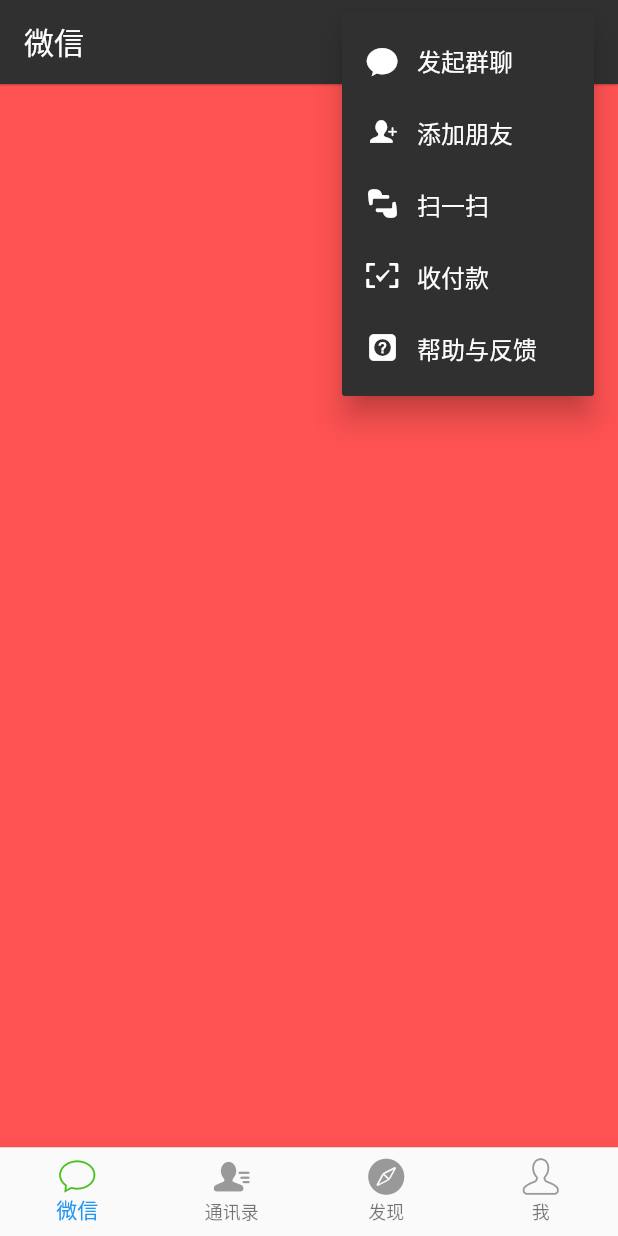
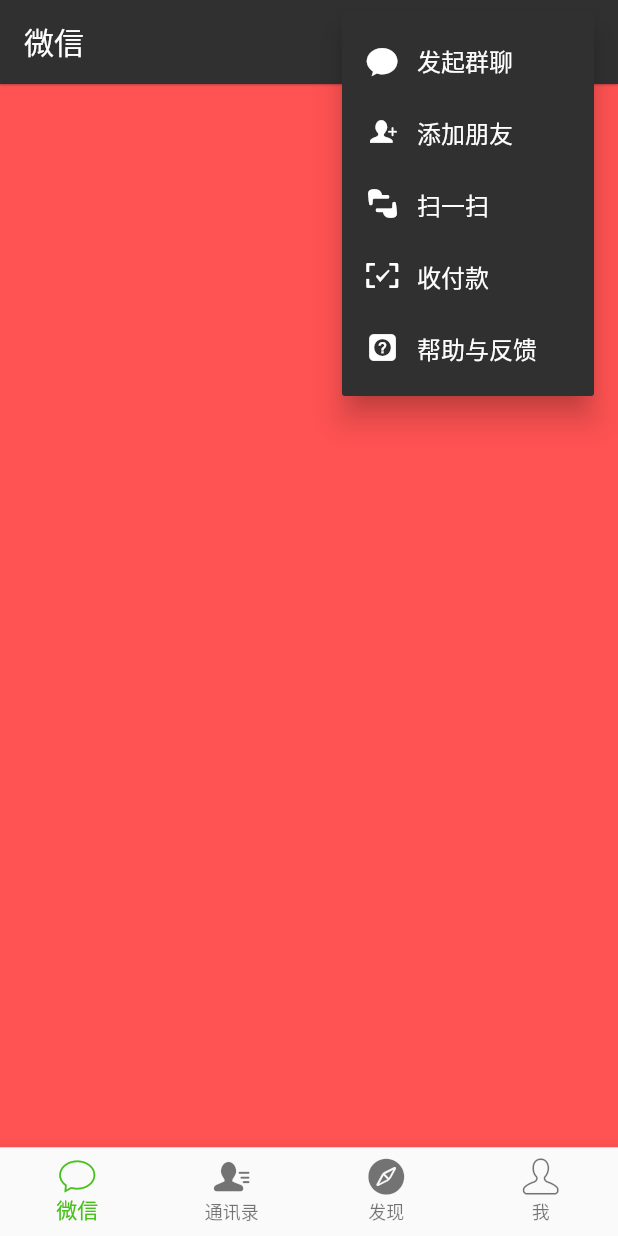
Before and after one commit to mengfa/wechat, a Flutter app: the screen it shows after launch, after a tap on an icon or button, on a phone screen of 412 x 824 dp. Run offline on Flutter 3.47's test engine with Material 2 defaults, Android fonts, the phone set to English and light mode, and no system bars.

Commit message:
完善TabbarItem高亮的效果

```diff
--- a/lib/home/home_screen.dart
+++ b/lib/home/home_screen.dart
@@ -6,25 +6,14 @@ enum ActionItems {
 }
 
 class NavigationIconView {
-  final String _title;
-  final IconData _icon;
-  final IconData _activeIcon;
   final BottomNavigationBarItem item;
-
   NavigationIconView({String title, IconData icon, IconData activeIcon}) :
-      _title = title,
-      _icon = icon,
-      _activeIcon = activeIcon,
       item = BottomNavigationBarItem(
-        icon: Icon(icon, color: Color(AppColors.TabIconNormal)),
-        activeIcon: Icon(icon, color: Color(AppColors.TabIconActive)),
-        title: new Text(title, style: TextStyle(
-          fontSize: 14.0,
-          color: Color(AppColors.TabIconNormal)
-        ),),
-        backgroundColor: Colors.white
+          icon: Icon(icon),
+          activeIcon: Icon(activeIcon),
+          title: Text(title),
+          backgroundColor: Colors.white,
       );
-
 }
 
 class HomeScreen extends StatefulWidget {
@@ -104,6 +93,7 @@ class _HomeScreenState extends State<HomeScreen> {
   @override
   Widget build(BuildContext context) {
     final BottomNavigationBar botNavBar = BottomNavigationBar(
+      fixedColor: const Color(AppColors.TabIconActive),
       items: _navigationViews.map((NavigationIconView view){
         return view.item;
       }).toList(),
```
